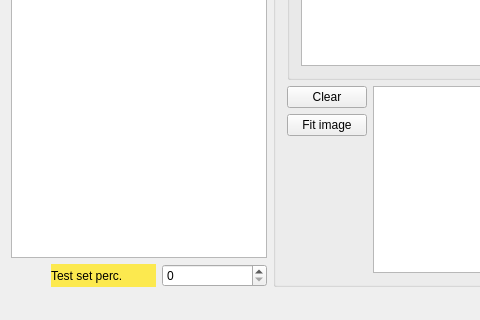
Above: DatasetTagger/mainwindow.ui from Myzhar/yolo-data-tagger before the change; both pictures show x 0 to 480 and y 447 to 767 of the 1192 by 767 pixel window. Below: the same form after it.
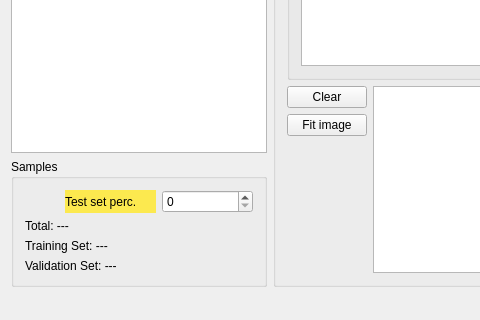
That is the form after the change. Custom widgets are drawn as their Qt base class.

```diff
--- a/DatasetTagger/mainwindow.ui
+++ b/DatasetTagger/mainwindow.ui
@@ -98,6 +98,12 @@
        </widget>
       </item>
       <item row="3" column="0" colspan="2">
+       <widget class="QGroupBox" name="groupBox_4">
+        <property name="title">
+         <string>Samples</string>
+        </property>
+        <layout class="QGridLayout" name="gridLayout_8">
+         <item row="0" column="0">
        <layout class="QHBoxLayout" name="horizontalLayout_2">
         <item>
          <spacer name="horizontalSpacer">
@@ -133,6 +139,30 @@
          </widget>
         </item>
        </layout>
+         </item>
+         <item row="2" column="0">
+          <widget class="QLabel" name="label_trainset_samples">
+           <property name="text">
+            <string>Training Set: ---</string>
+           </property>
+          </widget>
+         </item>
+         <item row="1" column="0">
+          <widget class="QLabel" name="label_total_samples">
+           <property name="text">
+            <string>Total: ---</string>
+           </property>
+          </widget>
+         </item>
+         <item row="3" column="0">
+          <widget class="QLabel" name="label_valset_samples">
+           <property name="text">
+            <string>Validation Set: ---</string>
+           </property>
+          </widget>
+         </item>
+        </layout>
+       </widget>
       </item>
      </layout>
     </item>
```
Lines whose indentation alone changed are shown as unchanged.
